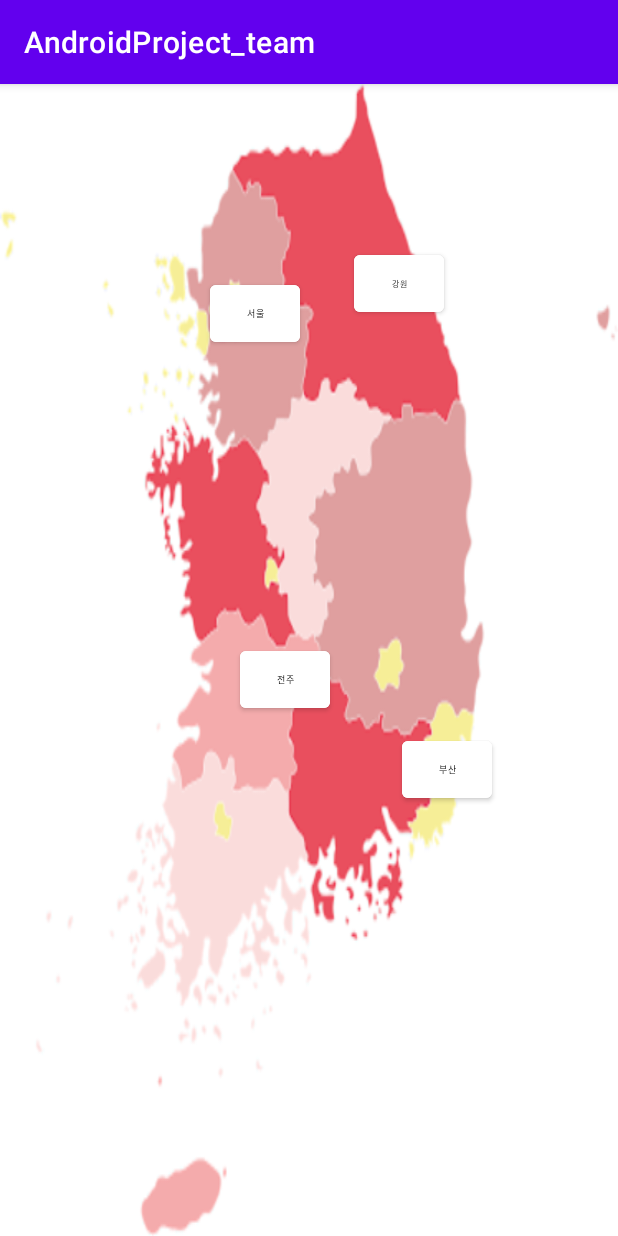
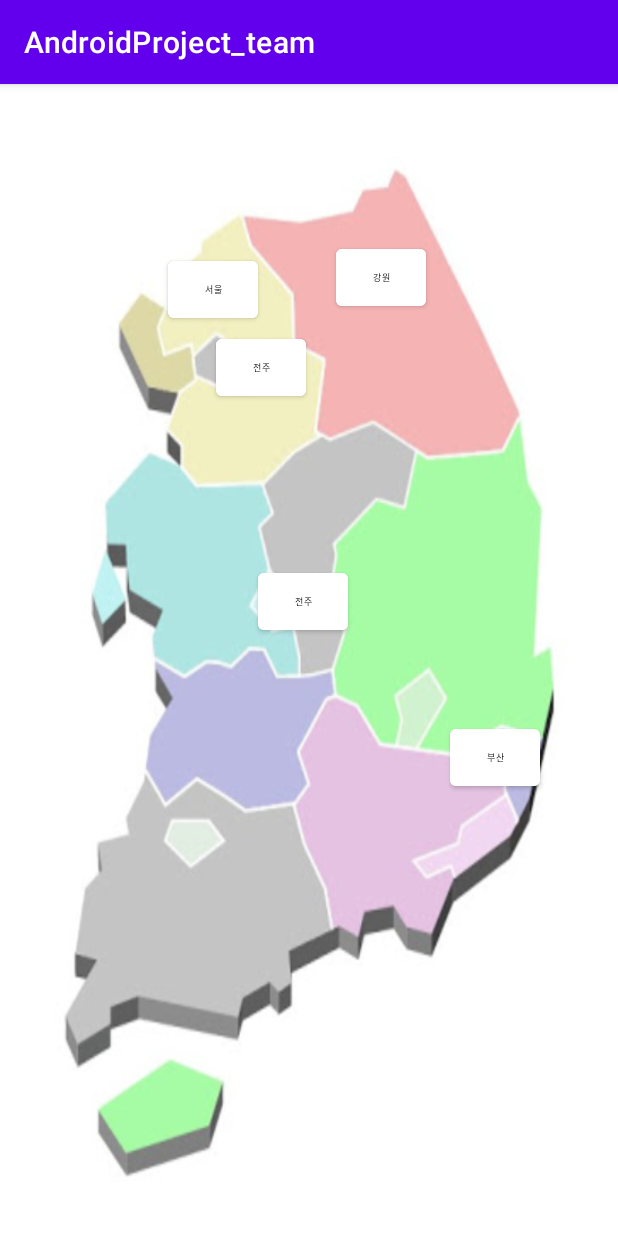
Before and after one commit to yms0606/AndroidProject, an Android app: the screen it shows after launch (MainActivity), on a phone screen of 412 x 824 dp. Run offline under Robolectric (Android 15) with nearby library versions, the phone set to English and light mode, and no system bars.

Commit message:
0428 commit

```diff
--- a/AndroidProject_team/app/src/main/AndroidManifest.xml
+++ b/AndroidProject_team/app/src/main/AndroidManifest.xml
@@ -9,6 +9,11 @@
         android:roundIcon="@mipmap/ic_launcher_round"
         android:supportsRtl="true"
         android:theme="@style/Theme.AndroidProject_team">
+        <activity android:name=".JunjuActivity"></activity>
+        <activity android:name=".GyeonggiActivity" />
+        <activity android:name=".GangownActivity" />
+        <activity android:name=".BusanActivity" />
+        <activity android:name=".SeoulActivity" />
         <activity android:name=".MainActivity">
             <intent-filter>
                 <action android:name="android.intent.action.MAIN" />
--- a/AndroidProject_team/app/src/main/java/com/example/androidproject_team/MainActivity.java
+++ b/AndroidProject_team/app/src/main/java/com/example/androidproject_team/MainActivity.java
@@ -2,7 +2,10 @@ package com.example.androidproject_team;
 
 import androidx.appcompat.app.AppCompatActivity;
 
+import android.content.Intent;
 import android.os.Bundle;
+import android.view.View;
+import android.widget.Button;
 
 public class MainActivity extends AppCompatActivity {
 
@@ -10,5 +13,46 @@ public class MainActivity extends AppCompatActivity {
     protected void onCreate(Bundle savedInstanceState) {
         super.onCreate(savedInstanceState);
         setContentView(R.layout.activity_main);
+        Button btSeoul = findViewById(R.id.BtSeoul);
+        Button btGang = findViewById(R.id.BtGangown);
+        Button btGyeong = findViewById(R.id.BtGyeonggi);
+        Button btJunju = findViewById(R.id.BtJunju);
+        Button btBusan = findViewById(R.id.BtBusan);
+
+        btSeoul.setOnClickListener(new View.OnClickListener() {
+            @Override
+            public void onClick(View view) {
+                Intent intent = new Intent(getApplicationContext(),SeoulActivity.class);
+                startActivity(intent);
+            }
+        });
+        btBusan.setOnClickListener(new View.OnClickListener() {
+            @Override
+            public void onClick(View view) {
+                Intent intent = new Intent(getApplicationContext(),BusanActivity.class);
+                startActivity(intent);
+            }
+        });
+        btGang.setOnClickListener(new View.OnClickListener() {
+            @Override
+            public void onClick(View view) {
+                Intent intent = new Intent(getApplicationContext(),GangownActivity.class);
+                startActivity(intent);
+            }
+        });
+        btGyeong.setOnClickListener(new View.OnClickListener() {
+            @Override
+            public void onClick(View view) {
+                Intent intent = new Intent(getApplicationContext(),GyeonggiActivity.class);
+                startActivity(intent);
+            }
+        });
+        btJunju.setOnClickListener(new View.OnClickListener() {
+            @Override
+            public void onClick(View view) {
+                Intent intent = new Intent(getApplicationContext(),JunjuActivity.class);
+                startActivity(intent);
+            }
+        });
     }
 }
--- a/AndroidProject_team/app/src/main/res/layout/activity_main.xml
+++ b/AndroidProject_team/app/src/main/res/layout/activity_main.xml
@@ -5,58 +5,71 @@
     android:layout_width="match_parent"
     android:layout_height="match_parent"
     tools:context=".MainActivity"
-    android:background="@drawable/korea_map">
+    android:background="@drawable/koreamap">
 
     <Button
-        android:backgroundTint="#fff"
-        android:textColor="#000"
-        android:id="@+id/button1"
+        android:id="@+id/BtSeoul"
         android:layout_width="60dp"
         android:layout_height="50dp"
-        android:layout_marginStart="140dp"
-        android:layout_marginTop="128dp"
+        android:layout_marginStart="112dp"
+        android:layout_marginTop="112dp"
+        android:backgroundTint="#fff"
         android:text="서울"
-        android:textSize="6dp"
+        android:textColor="#000"
+        android:textSize="6sp"
         app:layout_constraintStart_toStartOf="parent"
         app:layout_constraintTop_toTopOf="parent" />
 
     <Button
-        android:backgroundTint="#fff"
-        android:textColor="#000"
-        android:id="@+id/button2"
+        android:id="@+id/BtBusan"
         android:layout_width="60dp"
         android:layout_height="50dp"
-        android:layout_marginStart="268dp"
-        android:layout_marginTop="432dp"
+        android:layout_marginStart="300dp"
+        android:layout_marginTop="424dp"
+        android:backgroundTint="#fff"
         android:text="부산"
-        android:textSize="6dp"
+        android:textColor="#000"
+        android:textSize="6sp"
         app:layout_constraintStart_toStartOf="parent"
         app:layout_constraintTop_toTopOf="parent" />
 
     <Button
-        android:backgroundTint="#fff"
-        android:textColor="#000"
-        android:id="@+id/button3"
+        android:id="@+id/BtGangown"
         android:layout_width="60dp"
         android:layout_height="50dp"
-        android:layout_marginStart="236dp"
-        android:layout_marginTop="108dp"
+        android:layout_marginStart="224dp"
+        android:layout_marginTop="104dp"
+        android:backgroundTint="#fff"
         android:text="강원"
-        android:textSize="5dp"
+        android:textColor="#000"
+        android:textSize="6sp"
         app:layout_constraintStart_toStartOf="parent"
-        app:layout_constraintTop_toTopOf="parent"/>
+        app:layout_constraintTop_toTopOf="parent" />
 
     <Button
-        android:backgroundTint="#fff"
-        android:textColor="#000"
-        android:id="@+id/button4"
+        android:id="@+id/BtJunju"
         android:layout_width="60dp"
         android:layout_height="50dp"
-        android:layout_marginStart="160dp"
-        android:layout_marginTop="372dp"
+        android:layout_marginStart="144dp"
+        android:layout_marginTop="164dp"
+        android:backgroundTint="#fff"
         android:text="전주"
-        android:textSize="6dp"
+        android:textColor="#000"
+        android:textSize="6sp"
         app:layout_constraintStart_toStartOf="parent"
-        app:layout_constraintTop_toTopOf="parent"/>
+        app:layout_constraintTop_toTopOf="parent" />
+
+    <Button
+        android:id="@+id/BtGyeonggi"
+        android:layout_width="60dp"
+        android:layout_height="50dp"
+        android:layout_marginStart="172dp"
+        android:layout_marginTop="320dp"
+        android:backgroundTint="#fff"
+        android:text="전주"
+        android:textColor="#000"
+        android:textSize="6sp"
+        app:layout_constraintStart_toStartOf="parent"
+        app:layout_constraintTop_toTopOf="parent" />
 
 </androidx.constraintlayout.widget.ConstraintLayout>
```
Also changed, not shown: AndroidProject_team/app/src/main/java/com/example/androidproject_team/BusanActivity.java (added, +14 -0 lines), AndroidProject_team/app/src/main/java/com/example/androidproject_team/GangownActivity.java (added, +14 -0 lines), AndroidProject_team/app/src/main/java/com/example/androidproject_team/GyeonggiActivity.java (added, +14 -0 lines), AndroidProject_team/app/src/main/java/com/example/androidproject_team/JunjuActivity.java (added, +14 -0 lines), AndroidProject_team/app/src/main/java/com/example/androidproject_team/SeoulActivity.java (added, +14 -0 lines), AndroidProject_team/app/src/main/res/layout/activity_busan.xml (added, +9 -0 lines), AndroidProject_team/app/src/main/res/layout/activity_gangown.xml (added, +9 -0 lines), AndroidProject_team/app/src/main/res/layout/activity_gyeonggi.xml (added, +45 -0 lines), AndroidProject_team/app/src/main/res/layout/activity_junju.xml (added, +9 -0 lines), AndroidProject_team/app/src/main/res/layout/activity_seoul.xml (added, +65 -0 lines), AndroidProject_team/app/src/main/res/drawable/gyeonggimap.jpg (added), AndroidProject_team/app/src/main/res/drawable/koreamap.jpg (added), AndroidProject_team/app/src/main/res/drawable/seoulmap.jpg (added).
